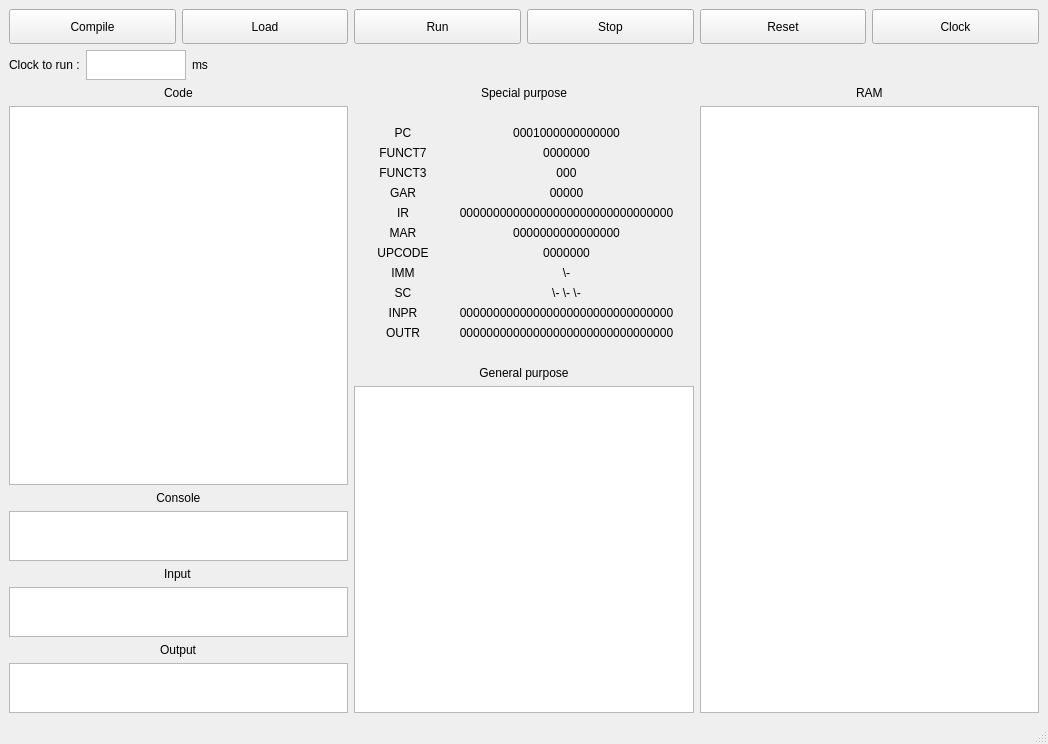
Qt form src/RISC-V-Computer-design-code/mainwindow.ui (MostafaBoostan/RISC-V-Computer-design) before a commit.
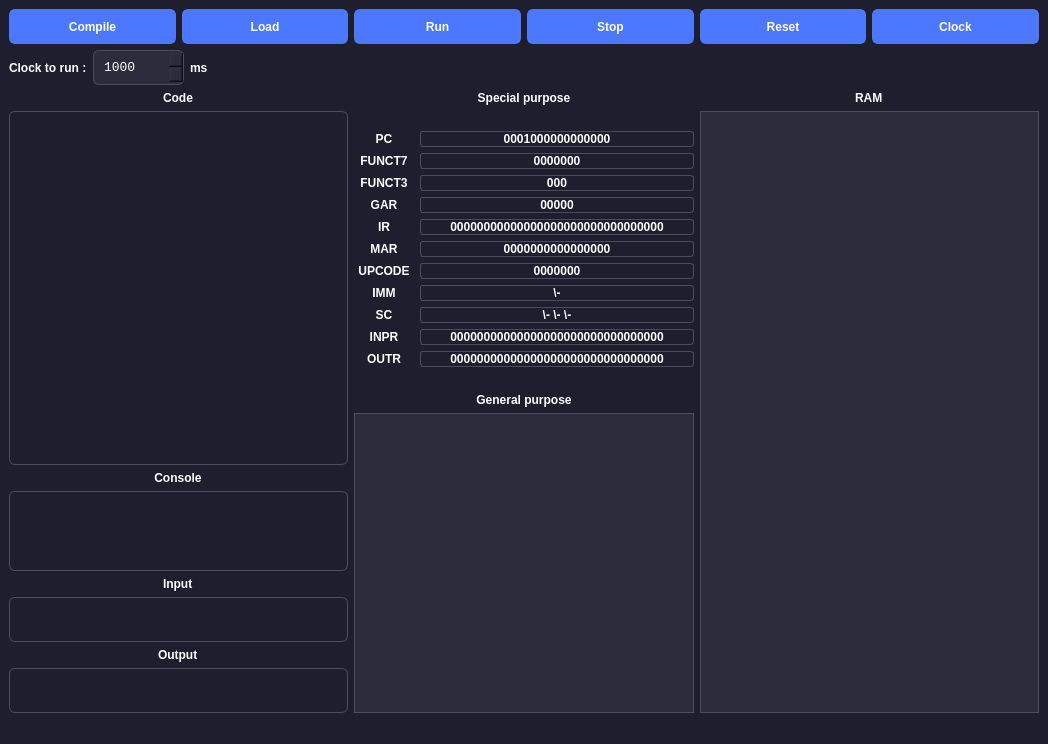
The same form after that commit.

Patch:
```diff
--- a/src/RISC-V-Computer-design-code/mainwindow.ui
+++ b/src/RISC-V-Computer-design-code/mainwindow.ui
@@ -13,6 +13,67 @@
   <property name="windowTitle">
    <string>MainWindow</string>
   </property>
+  <property name="styleSheet">
+   <string notr="true">QPushButton:disabled {
+    background-color: #3A3A4A;
+    color: #888;
+}
+QLineEdit {
+    background-color: #2C2C3C;
+    color: white;
+    border: 1px solid #4C4C5C;
+    padding: 6px;
+    border-radius: 6px;
+}
+QPlainTextEdit, QTextEdit {
+    background-color: #2C2C3C;
+    color: white;
+    border: 1px solid #4C4C5C;
+    padding: 8px;
+    border-radius: 6px;
+    font-family: Consolas;
+    font-size: 13px;
+}
+QWidget {
+    background-color: #1E1E2E;
+    color: white;
+    font-family: &quot;Segoe UI&quot;;
+}
+QLabel {
+    color: #FFFFFF;
+    font-weight: 500;
+}
+QTableView {
+    background-color: #2C2C3C;
+    color: white;
+    border: 1px solid #4C4C5C;
+    gridline-color: #4C4C5C;
+    selection-background-color: #4C78FF;
+    selection-color: white;
+    alternate-background-color: #2A2A3A;
+    font-family: Consolas;
+    font-size: 13px;
+}
+QHeaderView::section {
+    background-color: #1E1E2E;
+    color: white;
+    padding: 6px;
+    border: 1px solid #4C4C5C;
+    font-weight: bold;
+}
+QTableView::item:selected {
+    background-color: #4C78FF;
+    color: white;
+}
+QTableView::item {
+    padding: 4px;
+    border: none;
+}
+
+
+
+</string>
+  </property>
   <property name="iconSize">
    <size>
     <width>30</width>
@@ -55,6 +116,20 @@
         <property name="cursor">
          <cursorShape>PointingHandCursor</cursorShape>
         </property>
+        <property name="styleSheet">
+         <string notr="true">QPushButton {
+    background-color: #4C78FF;
+    color: white;
+    border: 2px solid rgb(76, 120, 255);
+    padding: 8px 16px;
+    border-radius: 6px;
+    font-weight: bold;
+}
+QPushButton:hover {
+    background-color: #1E1E2E;
+    border: 2px solid rgb(76, 120, 255);
+}</string>
+        </property>
         <property name="text">
          <string>Compile</string>
         </property>
@@ -71,6 +146,20 @@
         <property name="cursor">
          <cursorShape>PointingHandCursor</cursorShape>
         </property>
+        <property name="styleSheet">
+         <string notr="true">QPushButton {
+    background-color: #4C78FF;
+    color: white;
+    border: 2px solid rgb(76, 120, 255);
+    padding: 8px 16px;
+    border-radius: 6px;
+    font-weight: bold;
+}
+QPushButton:hover {
+    background-color: #1E1E2E;
+    border: 2px solid rgb(76, 120, 255);
+}</string>
+        </property>
         <property name="text">
          <string>Load</string>
         </property>
@@ -87,6 +176,20 @@
         <property name="cursor">
          <cursorShape>PointingHandCursor</cursorShape>
         </property>
+        <property name="styleSheet">
+         <string notr="true">QPushButton {
+    background-color: #4C78FF;
+    color: white;
+    border: 2px solid rgb(76, 120, 255);
+    padding: 8px 16px;
+    border-radius: 6px;
+    font-weight: bold;
+}
+QPushButton:hover {
+    background-color: #1E1E2E;
+    border: 2px solid rgb(76, 120, 255);
+}</string>
+        </property>
         <property name="text">
          <string>Run</string>
         </property>
@@ -103,6 +206,20 @@
         <property name="cursor">
          <cursorShape>PointingHandCursor</cursorShape>
         </property>
+        <property name="styleSheet">
+         <string notr="true">QPushButton {
+    background-color: #4C78FF;
+    color: white;
+    border: 2px solid rgb(76, 120, 255);
+    padding: 8px 16px;
+    border-radius: 6px;
+    font-weight: bold;
+}
+QPushButton:hover {
+    background-color: #1E1E2E;
+    border: 2px solid rgb(76, 120, 255);
+}</string>
+        </property>
         <property name="text">
          <string>Stop</string>
         </property>
@@ -119,6 +236,20 @@
         <property name="cursor">
          <cursorShape>PointingHandCursor</cursorShape>
         </property>
+        <property name="styleSheet">
+         <string notr="true">QPushButton {
+    background-color: #4C78FF;
+    color: white;
+    border: 2px solid rgb(76, 120, 255);
+    padding: 8px 16px;
+    border-radius: 6px;
+    font-weight: bold;
+}
+QPushButton:hover {
+    background-color: #1E1E2E;
+    border: 2px solid rgb(76, 120, 255);
+}</string>
+        </property>
         <property name="text">
          <string>Reset</string>
         </property>
@@ -135,6 +266,20 @@
         <property name="cursor">
          <cursorShape>PointingHandCursor</cursorShape>
         </property>
+        <property name="styleSheet">
+         <string notr="true">QPushButton {
+    background-color: #4C78FF;
+    color: white;
+    border: 2px solid rgb(76, 120, 255);
+    padding: 8px 16px;
+    border-radius: 6px;
+    font-weight: bold;
+}
+QPushButton:hover {
+    background-color: #1E1E2E;
+    border: 2px solid rgb(76, 120, 255);
+}</string>
+        </property>
         <property name="text">
          <string>Clock</string>
         </property>
@@ -186,7 +331,7 @@
         <property name="maximumSize">
          <size>
           <width>16777215</width>
-          <height>50</height>
+          <height>80</height>
          </size>
         </property>
         <property name="readOnly">
@@ -206,7 +351,7 @@
         <property name="maximumSize">
          <size>
           <width>16777215</width>
-          <height>50</height>
+          <height>45</height>
          </size>
         </property>
        </widget>
@@ -223,7 +368,7 @@
         <property name="maximumSize">
          <size>
           <width>16777215</width>
-          <height>50</height>
+          <height>45</height>
          </size>
         </property>
         <property name="readOnly">
@@ -300,6 +445,10 @@
         </item>
         <item row="2" column="1">
          <widget class="QLabel" name="funct3_label">
+          <property name="styleSheet">
+           <string notr="true">border-radius: 3px;
+border : 1px solid #4C4C5C</string>
+          </property>
           <property name="text">
            <string>000</string>
           </property>
@@ -313,6 +462,10 @@
         </item>
         <item row="4" column="1">
          <widget class="QLabel" name="ir_label">
+          <property name="styleSheet">
+           <string notr="true">border-radius: 3px;
+border : 1px solid #4C4C5C</string>
+          </property>
           <property name="text">
            <string>00000000000000000000000000000000</string>
           </property>
@@ -326,6 +479,10 @@
         </item>
         <item row="7" column="1">
          <widget class="QLabel" name="imm_label">
+          <property name="styleSheet">
+           <string notr="true">border-radius: 3px;
+border : 1px solid #4C4C5C</string>
+          </property>
           <property name="text">
            <string>\-</string>
           </property>
@@ -358,6 +515,10 @@
         </item>
         <item row="1" column="1">
          <widget class="QLabel" name="funct7_label">
+          <property name="styleSheet">
+           <string notr="true">border-radius: 3px;
+border : 1px solid #4C4C5C</string>
+          </property>
           <property name="text">
            <string>0000000</string>
           </property>
@@ -371,6 +532,10 @@
         </item>
         <item row="6" column="1">
          <widget class="QLabel" name="upcode_label">
+          <property name="styleSheet">
+           <string notr="true">border-radius: 3px;
+border : 1px solid #4C4C5C</string>
+          </property>
           <property name="text">
            <string>0000000</string>
           </property>
@@ -384,6 +549,10 @@
         </item>
         <item row="8" column="1">
          <widget class="QLabel" name="sc_label">
+          <property name="styleSheet">
+           <string notr="true">border-radius: 3px;
+border : 1px solid #4C4C5C</string>
+          </property>
           <property name="text">
            <string>\- \- \-</string>
           </property>
@@ -424,10 +593,14 @@
          <widget class="QLabel" name="mar_label">
           <property name="maximumSize">
            <size>
-            <width>217</width>
+            <width>16777215</width>
             <height>16777215</height>
            </size>
           </property>
+          <property name="styleSheet">
+           <string notr="true">border-radius: 3px;
+border : 1px solid #4C4C5C</string>
+          </property>
           <property name="text">
            <string>0000000000000000</string>
           </property>
@@ -441,6 +614,10 @@
         </item>
         <item row="3" column="1">
          <widget class="QLabel" name="gar_label">
+          <property name="styleSheet">
+           <string notr="true">border-radius: 3px;
+border : 1px solid #4C4C5C</string>
+          </property>
           <property name="text">
            <string>00000</string>
           </property>
@@ -454,6 +631,10 @@
         </item>
         <item row="9" column="1">
          <widget class="QLabel" name="inpr_label">
+          <property name="styleSheet">
+           <string notr="true">border-radius: 3px;
+border : 1px solid #4C4C5C</string>
+          </property>
           <property name="text">
            <string>00000000000000000000000000000000</string>
           </property>
@@ -473,6 +654,9 @@
             <height>16777215</height>
            </size>
           </property>
+          <property name="styleSheet">
+           <string notr="true"/>
+          </property>
           <property name="text">
            <string>FUNCT3</string>
           </property>
@@ -486,6 +670,10 @@
         </item>
         <item row="0" column="1">
          <widget class="QLabel" name="pc_label">
+          <property name="styleSheet">
+           <string notr="true">border-radius: 3px;
+border : 1px solid #4C4C5C</string>
+          </property>
           <property name="text">
            <string>0001000000000000</string>
           </property>
@@ -562,6 +750,9 @@
             <height>16777215</height>
            </size>
           </property>
+          <property name="styleSheet">
+           <string notr="true"/>
+          </property>
           <property name="text">
            <string>GAR</string>
           </property>
@@ -575,6 +766,10 @@
         </item>
         <item row="10" column="1">
          <widget class="QLabel" name="outr_label">
+          <property name="styleSheet">
+           <string notr="true">border-radius: 3px;
+border : 1px solid #4C4C5C</string>
+          </property>
           <property name="text">
            <string>00000000000000000000000000000000</string>
           </property>
@@ -667,12 +862,24 @@
        </widget>
       </item>
       <item>
-       <widget class="QTextEdit" name="clock_field">
-        <property name="maximumSize">
-         <size>
-          <width>100</width>
-          <height>30</height>
-         </size>
+       <widget class="QSpinBox" name="clock_field">
+        <property name="styleSheet">
+         <string notr="true">background-color: #2C2C3C;
+    color: white;
+    border: 1px solid #4C4C5C;
+    padding: 8px;
+    border-radius: 6px;
+    font-family: Consolas;
+    font-size: 13px;</string>
+        </property>
+        <property name="minimum">
+         <number>1</number>
+        </property>
+        <property name="maximum">
+         <number>100000</number>
+        </property>
+        <property name="value">
+         <number>1000</number>
         </property>
        </widget>
       </item>
```
